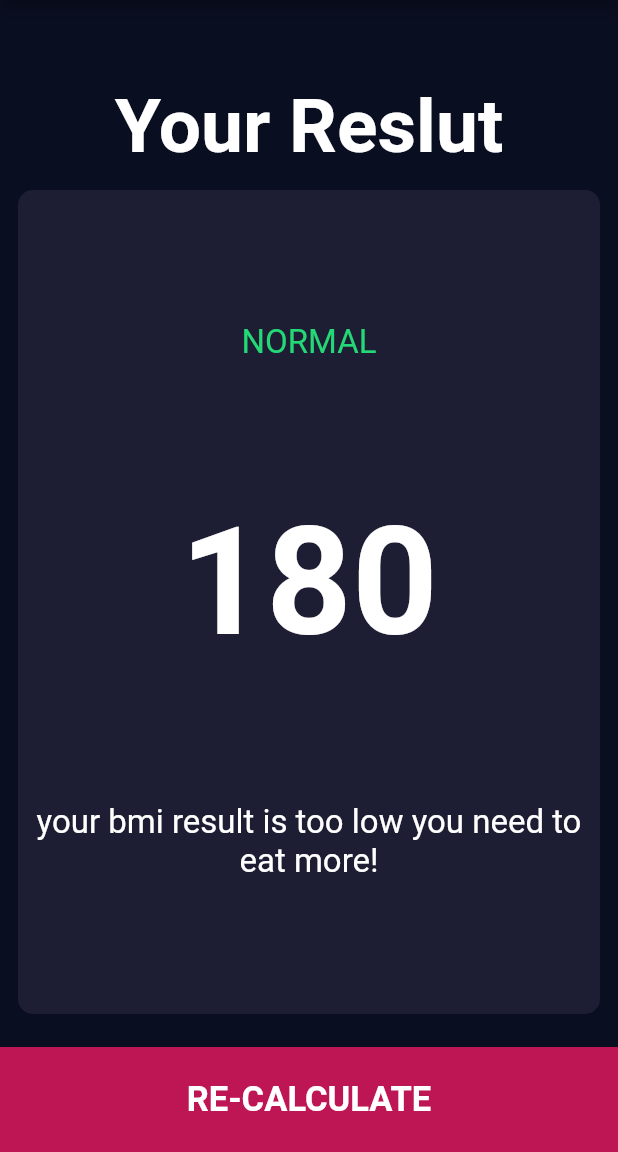
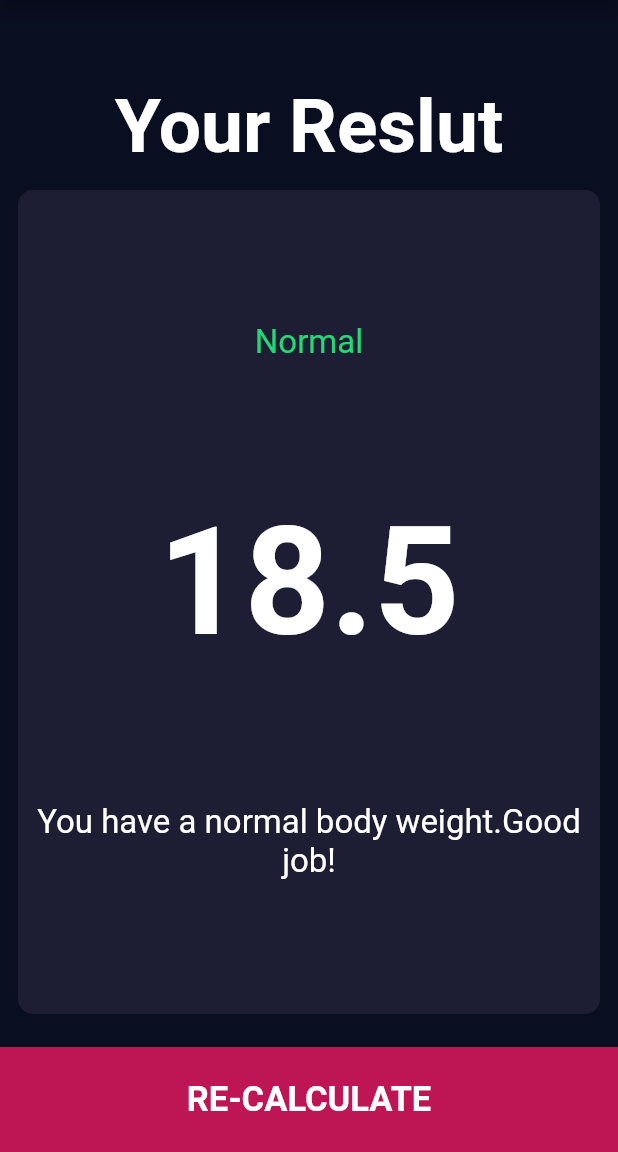
Before and after one commit to KaungThant-Zin/bmi-calculator, a Flutter app: the screen it shows after launch, after a tap on "CALCULATE", on a phone screen of 412 x 824 dp, the part 84-1236 px from its top. Run offline on Flutter 3.47's test engine with Material 2 defaults, Android fonts, the phone set to English and light mode, and no system bars; our stand-ins replace font_awesome_flutter.

```diff
--- /dev/null
+++ b/lib/calculator_brain.dart
@@ -0,0 +1,34 @@
+import 'dart:math';
+
+class CalculatorBrain {
+  final int weight;
+  final int height;
+  CalculatorBrain({this.weight, this.height});
+  double _bmi;
+  String bmiCalculate() {
+    _bmi = weight / pow(height / 100, 2);
+    return _bmi.toStringAsFixed(1);
+  }
+
+  String getResult(String bmi) {
+    _bmi = double.parse(bmi);
+    if (_bmi >= 25) {
+      return 'Overweight';
+    } else if (_bmi >= 18.5) {
+      return 'Normal';
+    } else {
+      return 'Underweight';
+    }
+  }
+
+  String getFeedback(String bmi) {
+    _bmi = double.parse(bmi);
+    if (_bmi >= 25) {
+      return 'You have a higher than normal body weight.Try to exercise more';
+    } else if (_bmi >= 18.5) {
+      return 'You have a normal body weight.Good job!';
+    } else {
+      return 'You have a lower than normal body weight.You can eat a bit more';
+    }
+  }
+}
--- a/lib/input_page.dart
+++ b/lib/input_page.dart
@@ -1,3 +1,4 @@
+import 'package:bmi_calculator/calculator_brain.dart';
 import 'package:flutter/material.dart';
 import 'package:font_awesome_flutter/font_awesome_flutter.dart';
 import 'icon_content.dart';
@@ -216,10 +217,18 @@ class _InputPageState extends State<InputPage> {
           BottomCalculate(
             title: 'CALCULATE',
             onTap: () {
+              CalculatorBrain calc =
+                  CalculatorBrain(height: slideheight, weight: weight);
+
+              String bmi = calc.bmiCalculate();
               Navigator.push(
                 context,
                 MaterialPageRoute(
-                  builder: (context) => ResultPage(),
+                  builder: (context) => ResultPage(
+                    bmiTextResult: calc.getResult(bmi),
+                    bmiResult: calc.bmiCalculate(),
+                    bmiFeedback: calc.getFeedback(bmi),
+                  ),
                 ),
               );
             },
--- a/lib/result.dart
+++ b/lib/result.dart
@@ -4,6 +4,14 @@ import 'package:bmi_calculator/reusable_card.dart';
 import 'package:flutter/material.dart';
 
 class ResultPage extends StatelessWidget {
+  final String bmiTextResult;
+  final String bmiResult;
+  final String bmiFeedback;
+  ResultPage(
+      {@required this.bmiTextResult,
+      @required this.bmiResult,
+      @required this.bmiFeedback});
+
   @override
   Widget build(BuildContext context) {
     return Scaffold(
@@ -34,15 +42,15 @@ class ResultPage extends StatelessWidget {
                 crossAxisAlignment: CrossAxisAlignment.center,
                 children: [
                   Text(
-                    'NORMAL',
+                    bmiTextResult,
                     style: bmitextGreen,
                   ),
                   Text(
-                    '180',
+                    bmiResult,
                     style: bmiText,
                   ),
                   Text(
-                    'your bmi result is too low you need to eat more!',
+                    bmiFeedback,
                     style: bmiBodyText,
                     textAlign: TextAlign.center,
                   ),
```
